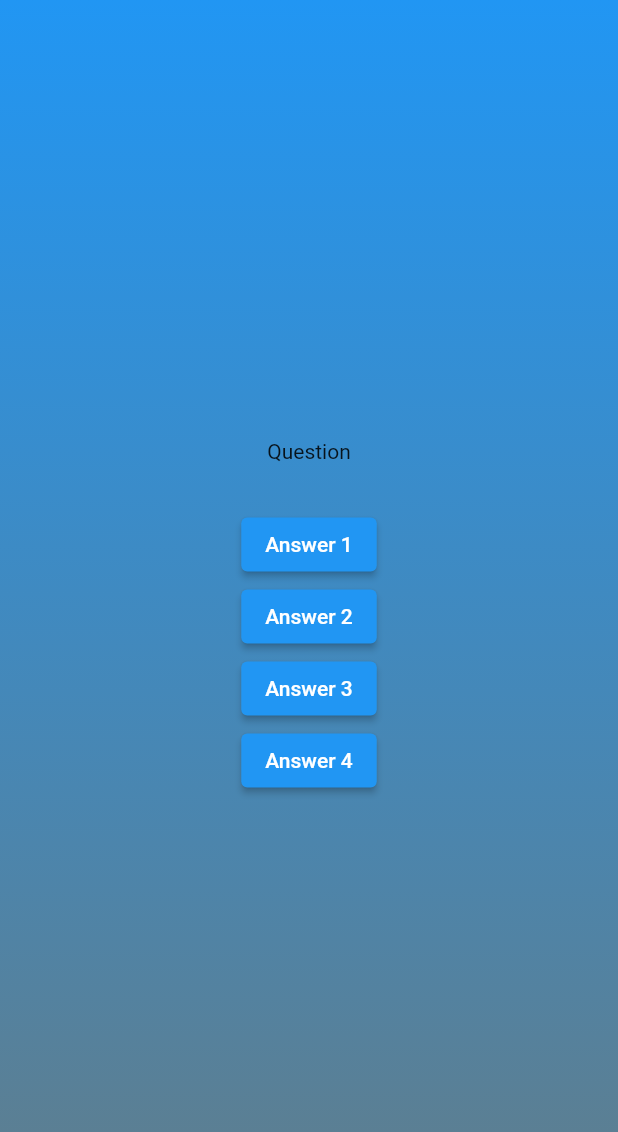
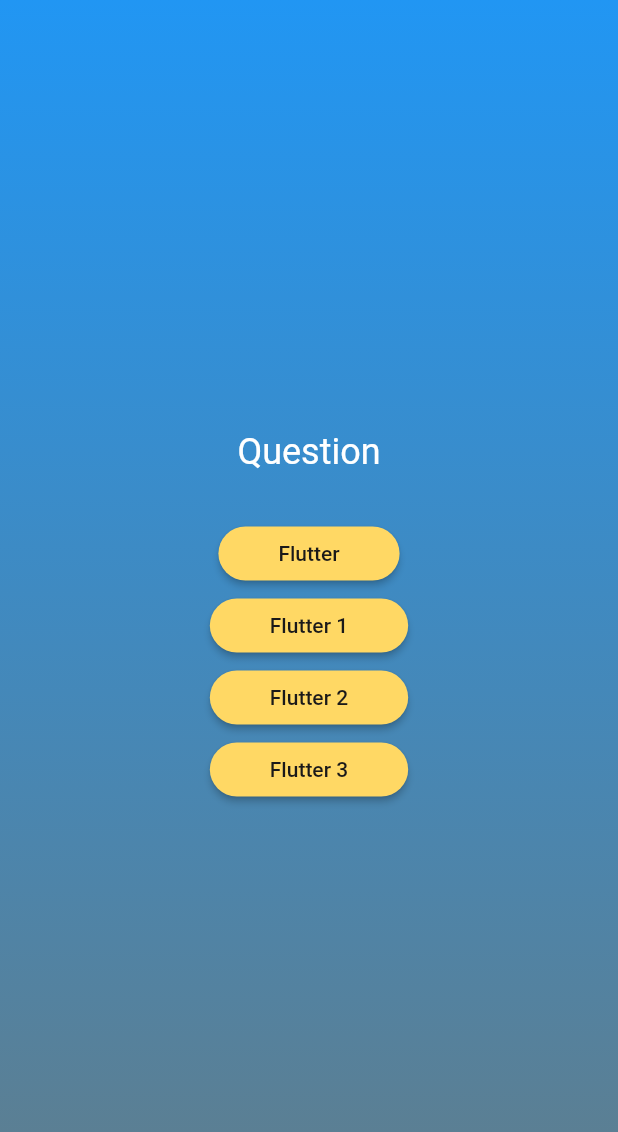
Before and after one commit to yhrjfj/basics_quiz, a Flutter app: the screen it shows after launch, after a tap on "Start Quiz", on a phone screen of 412 x 824 dp. Shown: the top 1132 px of the screen. Run offline on Flutter 3.47's test engine with Material 2 defaults, Android fonts, the light colour scheme and no system bars.

Commit message:
Decorate and create reuseable answer button

```diff
--- /dev/null
+++ b/lib/answer.dart
@@ -0,0 +1,26 @@
+import 'package:flutter/material.dart';
+
+class AnswareButton extends StatelessWidget {
+  AnswareButton({
+    super.key,
+    required this.answerText,
+    required this.onTap,
+  });
+
+  final String answerText;
+  final void Function() onTap;
+  @override
+  Widget build(BuildContext context) {
+    return ElevatedButton(
+      onPressed: () {},
+      style: ElevatedButton.styleFrom(
+          padding: const EdgeInsets.symmetric(horizontal: 40, vertical: 10),
+          backgroundColor: const Color.fromRGBO(255, 216, 100, 1),
+          foregroundColor: const Color.fromRGBO(26, 25, 25, 1),
+          shape: RoundedRectangleBorder(
+            borderRadius: BorderRadius.circular(40),
+          )),
+      child: Text(answerText),
+    );
+  }
+}
--- a/lib/questions_screen.dart
+++ b/lib/questions_screen.dart
@@ -1,3 +1,4 @@
+import 'package:basics_quiz/answer.dart';
 import 'package:flutter/material.dart';
 
 class QuestionsScreen extends StatefulWidget {
@@ -17,25 +18,31 @@ class _QuestionsScreenState extends State<QuestionsScreen> {
       child: Column(
         mainAxisAlignment: MainAxisAlignment.center,
         children: [
-          const Text('Question'),
+          const Text(
+            'Question',
+            style: TextStyle(
+              color: Colors.white,
+              fontSize: 24,
+            ),
+          ),
           const SizedBox(
             height: 30,
           ),
-          ElevatedButton(
-            onPressed: () {},
-            child: const Text('Answer 1'),
+          AnswareButton(
+            answerText: 'Flutter',
+            onTap: () {},
           ),
-          ElevatedButton(
-            onPressed: () {},
-            child: const Text('Answer 2'),
+          AnswareButton(
+            answerText: 'Flutter 1',
+            onTap: () {},
           ),
-          ElevatedButton(
-            onPressed: () {},
-            child: const Text('Answer 3'),
+          AnswareButton(
+            answerText: 'Flutter 2',
+            onTap: () {},
           ),
-          ElevatedButton(
-            onPressed: () {},
-            child: const Text('Answer 4'),
+          AnswareButton(
+            answerText: 'Flutter 3',
+            onTap: () {},
           ),
         ],
       ),
```
